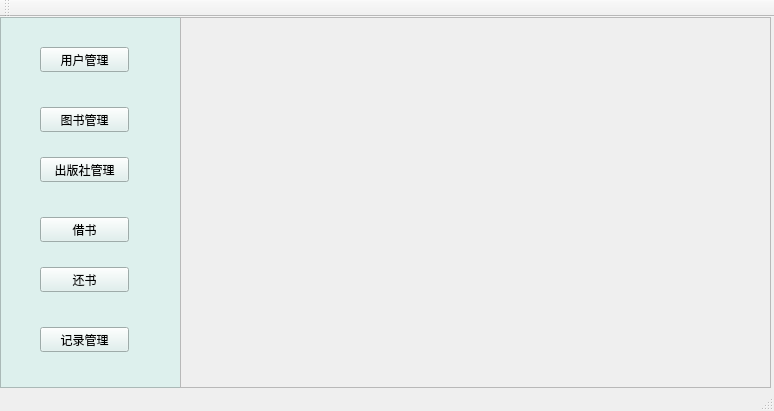
Old version of the form mainwindow.ui in the repository AtlanticYu/Library.
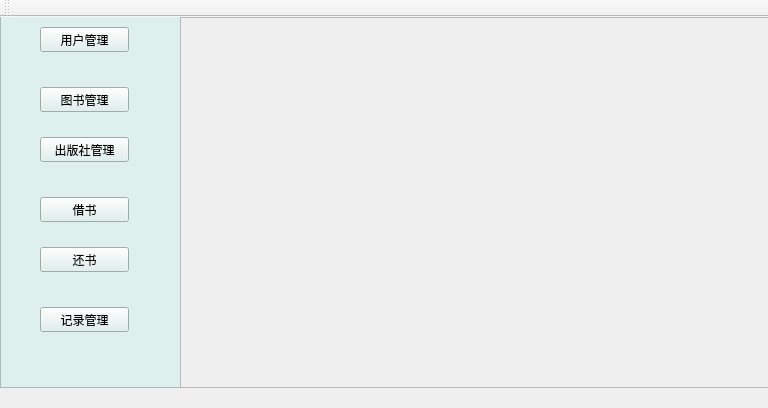
New version of the form. Icons and pictures are not drawn.

Commit message: little revise MainView

Patch:
```diff
--- a/mainwindow.ui
+++ b/mainwindow.ui
@@ -6,8 +6,8 @@
    <rect>
     <x>0</x>
     <y>0</y>
-    <width>774</width>
-    <height>411</height>
+    <width>768</width>
+    <height>408</height>
    </rect>
   </property>
   <property name="windowTitle">
@@ -18,9 +18,9 @@
     <property name="geometry">
      <rect>
       <x>0</x>
-      <y>0</y>
+      <y>-20</y>
       <width>181</width>
-      <height>371</height>
+      <height>391</height>
      </rect>
     </property>
     <property name="layoutDirection">
@@ -138,25 +138,27 @@
     </property>
    </widget>
   </widget>
-  <widget class="QToolBar" name="mainToolBar">
-   <attribute name="toolBarArea">
-    <enum>TopToolBarArea</enum>
-   </attribute>
-   <attribute name="toolBarBreak">
-    <bool>false</bool>
-   </attribute>
-  </widget>
-  <widget class="QStatusBar" name="statusBar"/>
   <widget class="QMenuBar" name="menuBar">
    <property name="geometry">
     <rect>
      <x>0</x>
      <y>0</y>
-     <width>774</width>
+     <width>768</width>
      <height>28</height>
     </rect>
    </property>
   </widget>
+  <widget class="QToolBar" name="toolBar">
+   <property name="windowTitle">
+    <string>toolBar</string>
+   </property>
+   <attribute name="toolBarArea">
+    <enum>TopToolBarArea</enum>
+   </attribute>
+   <attribute name="toolBarBreak">
+    <bool>false</bool>
+   </attribute>
+  </widget>
  </widget>
  <layoutdefault spacing="6" margin="11"/>
  <resources/>
```
